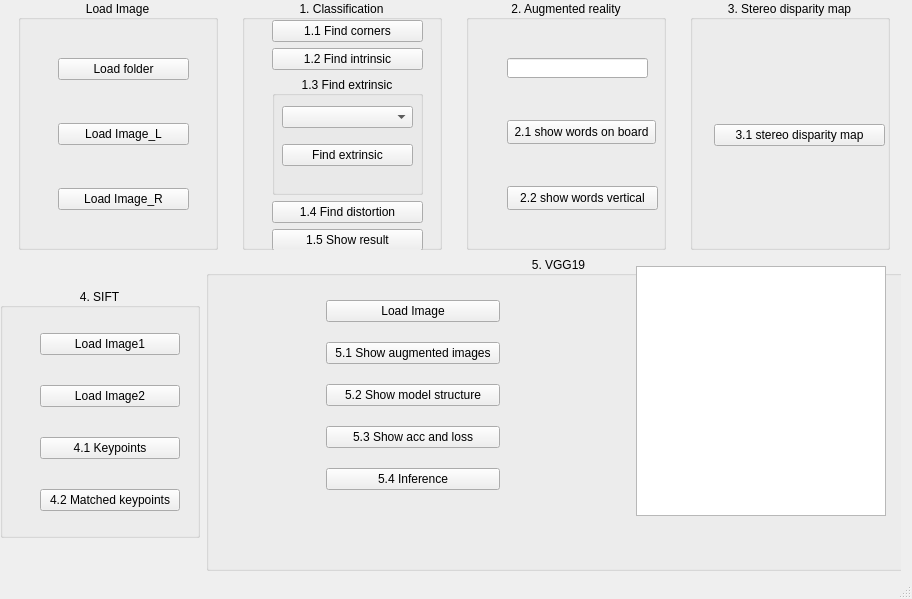
Old version of the form CVDL HW1/HW1.ui in the repository Jiang0307/CVDL_2023.
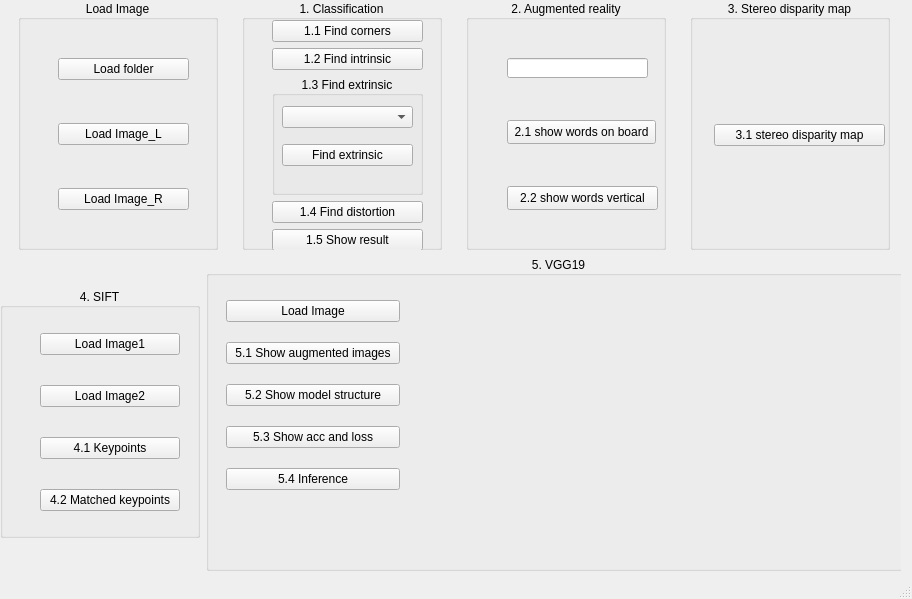
New version of the form.

The edit to the form file:
```diff
--- a/CVDL HW1/HW1.ui
+++ b/CVDL HW1/HW1.ui
@@ -397,7 +397,7 @@
           <widget class="QWidget" name="verticalLayoutWidget_3">
            <property name="geometry">
             <rect>
-             <x>120</x>
+             <x>20</x>
              <y>30</y>
              <width>174</width>
              <height>221</height>
@@ -441,14 +441,42 @@
             </item>
            </layout>
           </widget>
-          <widget class="QGraphicsView" name="graphicsView">
+          <widget class="QLabel" name="image_label">
            <property name="geometry">
             <rect>
              <x>430</x>
-             <y>10</y>
-             <width>250</width>
-             <height>250</height>
+             <y>0</y>
+             <width>256</width>
+             <height>256</height>
             </rect>
+           </property>
+           <property name="text">
+            <string/>
+           </property>
+           <property name="alignment">
+            <set>Qt::AlignCenter</set>
+           </property>
+          </widget>
+          <widget class="QLabel" name="inference_label">
+           <property name="geometry">
+            <rect>
+             <x>210</x>
+             <y>125</y>
+             <width>211</width>
+             <height>31</height>
+            </rect>
+           </property>
+           <property name="font">
+            <font>
+             <pointsize>12</pointsize>
+             <bold>true</bold>
+            </font>
+           </property>
+           <property name="text">
+            <string/>
+           </property>
+           <property name="alignment">
+            <set>Qt::AlignCenter</set>
            </property>
           </widget>
          </widget>
```
